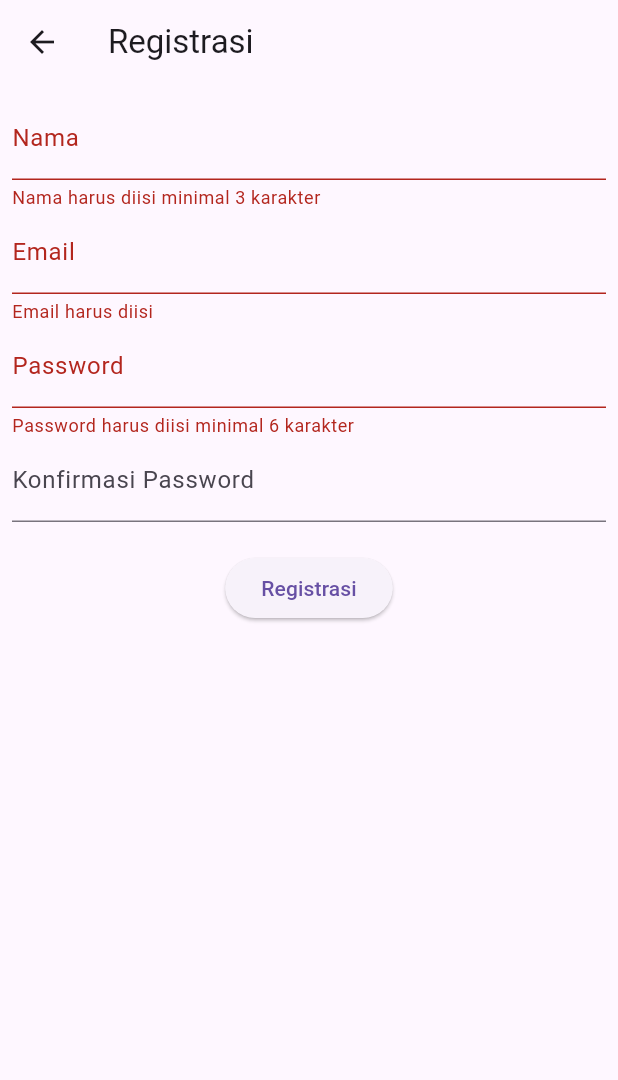
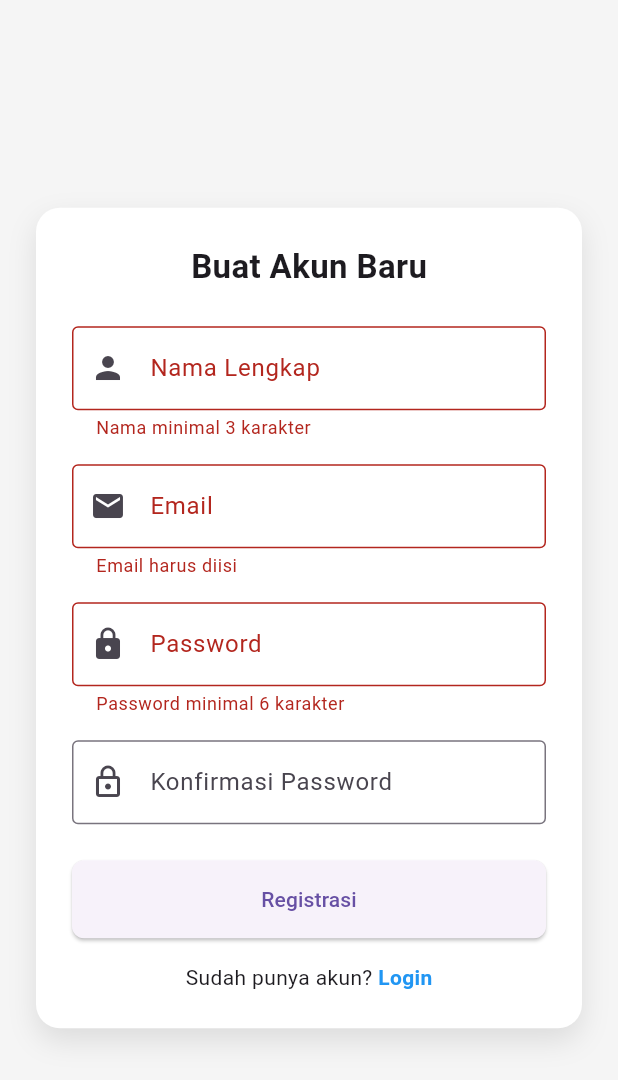
Before and after one commit to Kimhsta/toko-api, a Flutter app: the RegistrasiPage screen opened directly, after a tap on "Registrasi", on a phone screen of 412 x 824 dp. Shown: the top 1080 px of the screen. Run offline on Flutter 3.47's test engine with Material 3 defaults, Android fonts, the phone set to English and light mode, and no system bars; our stand-ins replace shared_preferences; accounts and stored records are empty; network calls fail.

Commit message:
feat: update API endpoints for product management and enhance UI for login and registration

```diff
--- /dev/null
+++ b/frontend_flutter/devtools_options.yaml
@@ -0,0 +1,3 @@
+description: This file stores settings for Dart & Flutter DevTools.
+documentation: https://docs.flutter.dev/tools/devtools/extensions#configure-extension-enablement-states
+extensions:
--- a/frontend_flutter/lib/helpers/api_url.dart
+++ b/frontend_flutter/lib/helpers/api_url.dart
@@ -7,18 +7,18 @@ class ApiUrl {
   static const String login = '$baseUrl/login';
 
   // Endpoint produk (meskipun tidak dipakai di tugas, tetap disiapkan)
-  static const String listProduk = '$baseUrl/produk';
-  static const String createProduk = '$baseUrl/produk';
+  static const String listProduk = '$baseUrl/barang';
+  static const String createProduk = '$baseUrl/barang';
 
   static String updateProduk(int id) {
-    return '$baseUrl/produk/$id/update';
+    return '$baseUrl/barang/$id/update';
   }
 
   static String showProduk(int id) {
-    return '$baseUrl/produk/$id';
+    return '$baseUrl/barang/$id';
   }
 
   static String deleteProduk(int id) {
-    return '$baseUrl/produk/$id';
+    return '$baseUrl/barang/$id';
   }
 }
--- a/frontend_flutter/lib/ui/registrasi_page.dart
+++ b/frontend_flutter/lib/ui/registrasi_page.dart
@@ -1,6 +1,6 @@
 import 'package:flutter/material.dart';
 import 'package:frontend_flutter/bloc/registrasi_bloc.dart';
-import 'package:frontend_flutter/widget/success_dialog.dart';
+import 'package:frontend_flutter/ui/login_page.dart';
 import 'package:frontend_flutter/widget/warning_dialog.dart';
 
 class RegistrasiPage extends StatefulWidget {
@@ -14,63 +14,102 @@ class _RegistrasiPageState extends State<RegistrasiPage> {
   final _formKey = GlobalKey<FormState>();
   bool _isLoading = false;
 
-  final _namaTextboxController = TextEditingController();
-  final _emailTextboxController = TextEditingController();
-  final _passwordTextboxController = TextEditingController();
+  final _namaController = TextEditingController();
+  final _emailController = TextEditingController();
+  final _passwordController = TextEditingController();
+  final _konfirmasiPasswordController = TextEditingController();
 
   @override
   Widget build(BuildContext context) {
+    final mediaQuery = MediaQuery.of(context);
+    final isLargeScreen = mediaQuery.size.width > 600;
+
     return Scaffold(
-      appBar: AppBar(title: const Text("Registrasi")),
-      body: SingleChildScrollView(
-        padding: const EdgeInsets.all(8.0),
+      backgroundColor: Colors.grey[100],
+      body: Center(
+        child: SingleChildScrollView(
+          padding: const EdgeInsets.all(24),
+          child: Container(
+            constraints: BoxConstraints(
+              maxWidth: isLargeScreen ? 450 : double.infinity,
+            ),
+            padding: const EdgeInsets.all(24),
+            decoration: BoxDecoration(
+              color: Colors.white,
+              borderRadius: BorderRadius.circular(16),
+              boxShadow: [
+                BoxShadow(
+                  blurRadius: 16,
+                  color: Colors.black.withOpacity(0.1),
+                  offset: const Offset(0, 8),
+                ),
+              ],
+            ),
             child: Form(
               key: _formKey,
               child: Column(
-            mainAxisAlignment: MainAxisAlignment.center,
+                mainAxisSize: MainAxisSize.min,
                 children: [
+                  const Text(
+                    'Buat Akun Baru',
+                    style: TextStyle(fontSize: 22, fontWeight: FontWeight.bold),
+                  ),
+                  const SizedBox(height: 24),
                   _namaTextField(),
+                  const SizedBox(height: 16),
                   _emailTextField(),
+                  const SizedBox(height: 16),
                   _passwordTextField(),
-              _passwordKonfirmasiTextField(),
-              const SizedBox(height: 20),
+                  const SizedBox(height: 16),
+                  _konfirmasiPasswordTextField(),
+                  const SizedBox(height: 24),
                   _buttonRegistrasi(),
+                  const SizedBox(height: 16),
+                  _textSudahPunyaAkun(),
                 ],
+              ),
+            ),
           ),
         ),
       ),
     );
   }
 
-  // TextField untuk Nama
   Widget _namaTextField() {
     return TextFormField(
-      decoration: const InputDecoration(labelText: "Nama"),
+      controller: _namaController,
       keyboardType: TextInputType.text,
-      controller: _namaTextboxController,
+      decoration: const InputDecoration(
+        labelText: "Nama Lengkap",
+        hintText: "Masukkan nama lengkap",
+        prefixIcon: Icon(Icons.person),
+        border: OutlineInputBorder(),
+      ),
       validator: (value) {
         if (value == null || value.length < 3) {
-          return "Nama harus diisi minimal 3 karakter";
+          return "Nama minimal 3 karakter";
         }
         return null;
       },
     );
   }
 
-  // TextField untuk Email
   Widget _emailTextField() {
     return TextFormField(
-      decoration: const InputDecoration(labelText: "Email"),
+      controller: _emailController,
       keyboardType: TextInputType.emailAddress,
-      controller: _emailTextboxController,
+      decoration: const InputDecoration(
+        labelText: "Email",
+        hintText: "Masukkan email aktif",
+        prefixIcon: Icon(Icons.email),
+        border: OutlineInputBorder(),
+      ),
       validator: (value) {
         if (value == null || value.isEmpty) {
           return 'Email harus diisi';
         }
-        final pattern =
-            r'^(([^<>()[\]\\.,;:\s@\"]+(\.[^<>()[\]\\.,;:\s@\"]+)*)|(\".+\"))@((\[[0-9]{1,3}\.[0-9]{1,3}\.[0-9]{1,3}\.[0-9]{1,3}\])|(([a-zA-Z\-0-9]+\.)+[a-zA-Z]{2,}))$';
-        final regex = RegExp(pattern);
-        if (!regex.hasMatch(value)) {
+        final pattern = r'^[\w-\.]+@([\w-]+\.)+[\w]{2,4}$';
+        if (!RegExp(pattern).hasMatch(value)) {
           return "Email tidak valid";
         }
         return null;
@@ -78,74 +117,102 @@ class _RegistrasiPageState extends State<RegistrasiPage> {
     );
   }
 
-  // TextField untuk Password
   Widget _passwordTextField() {
     return TextFormField(
-      decoration: const InputDecoration(labelText: "Password"),
-      keyboardType: TextInputType.text,
+      controller: _passwordController,
       obscureText: true,
-      controller: _passwordTextboxController,
+      decoration: const InputDecoration(
+        labelText: "Password",
+        hintText: "Minimal 6 karakter",
+        prefixIcon: Icon(Icons.lock),
+        border: OutlineInputBorder(),
+      ),
       validator: (value) {
         if (value == null || value.length < 6) {
-          return "Password harus diisi minimal 6 karakter";
+          return "Password minimal 6 karakter";
         }
         return null;
       },
     );
   }
 
-  // TextField untuk Konfirmasi Password
-  Widget _passwordKonfirmasiTextField() {
+  Widget _konfirmasiPasswordTextField() {
     return TextFormField(
-      decoration: const InputDecoration(labelText: "Konfirmasi Password"),
-      keyboardType: TextInputType.text,
+      controller: _konfirmasiPasswordController,
       obscureText: true,
+      decoration: const InputDecoration(
+        labelText: "Konfirmasi Password",
+        hintText: "Ulangi password di atas",
+        prefixIcon: Icon(Icons.lock_outline),
+        border: OutlineInputBorder(),
+      ),
       validator: (value) {
-        if (value != _passwordTextboxController.text) {
-          return "Konfirmasi Password tidak sama";
+        if (value != _passwordController.text) {
+          return "Konfirmasi tidak cocok";
         }
         return null;
       },
     );
   }
 
-  // Tombol Registrasi
   Widget _buttonRegistrasi() {
-    return _isLoading
-        ? const CircularProgressIndicator()
-        : ElevatedButton(
-          onPressed: () {
-            final isValid = _formKey.currentState!.validate();
-            if (isValid && !_isLoading) {
-              _submit();
-            }
-          },
-          child: const Text("Registrasi"),
+    return SizedBox(
+      width: double.infinity,
+      child: ElevatedButton(
+        child:
+            _isLoading
+                ? const Padding(
+                  padding: EdgeInsets.symmetric(vertical: 6),
+                  child: CircularProgressIndicator(
+                    color: Colors.white,
+                    strokeWidth: 2,
+                  ),
+                )
+                : const Text("Registrasi"),
+        onPressed: _isLoading ? null : _submit,
+        style: ElevatedButton.styleFrom(
+          padding: const EdgeInsets.symmetric(vertical: 16),
+          shape: RoundedRectangleBorder(borderRadius: BorderRadius.circular(8)),
+        ),
+      ),
     );
   }
 
-  // Fungsi untuk memproses registrasi
+  Widget _textSudahPunyaAkun() {
+    return Row(
+      mainAxisAlignment: MainAxisAlignment.center,
+      children: [
+        const Text("Sudah punya akun? "),
+        InkWell(
+          onTap: () {
+            Navigator.pushReplacement(
+              context,
+              MaterialPageRoute(builder: (_) => const LoginPage()),
+            );
+          },
+          child: const Text(
+            "Login",
+            style: TextStyle(color: Colors.blue, fontWeight: FontWeight.bold),
+          ),
+        ),
+      ],
+    );
+  }
+
   void _submit() {
-    _formKey.currentState!.save();
+    if (!_formKey.currentState!.validate()) return;
+
     setState(() => _isLoading = true);
-
     RegistrasiBloc.registrasi(
-          nama: _namaTextboxController.text,
-          email: _emailTextboxController.text,
-          password: _passwordTextboxController.text,
+          nama: _namaController.text,
+          email: _emailController.text,
+          password: _passwordController.text,
         )
         .then((value) {
-          showDialog(
-            context: context,
-            barrierDismissible: false,
-            builder:
-                (context) => SuccessDialog(
-                  description: "Registrasi berhasil, silahkan login",
-                  okClick: () {
-                    Navigator.pop(context); // tutup dialog
-                    Navigator.pop(context); // kembali ke login page
-                  },
-                ),
+          // langsung arahkan ke login setelah berhasil
+          Navigator.pushReplacement(
+            context,
+            MaterialPageRoute(builder: (_) => const LoginPage()),
           );
         })
         .catchError((error) {
@@ -153,8 +220,8 @@ class _RegistrasiPageState extends State<RegistrasiPage> {
             context: context,
             barrierDismissible: false,
             builder:
-                (context) => const WarningDialog(
-                  description: "Registrasi gagal, silahkan coba lagi",
+                (_) => const WarningDialog(
+                  description: "Registrasi gagal, silakan coba lagi",
                 ),
           );
         })
```
Also changed, not shown: frontend_flutter/lib/model/produk.dart (+12 -5 lines), frontend_flutter/lib/ui/login_page.dart (+81 -37 lines), frontend_flutter/lib/ui/produk_page.dart (+46 -24 lines). Lines whose indentation alone changed are shown as unchanged.
